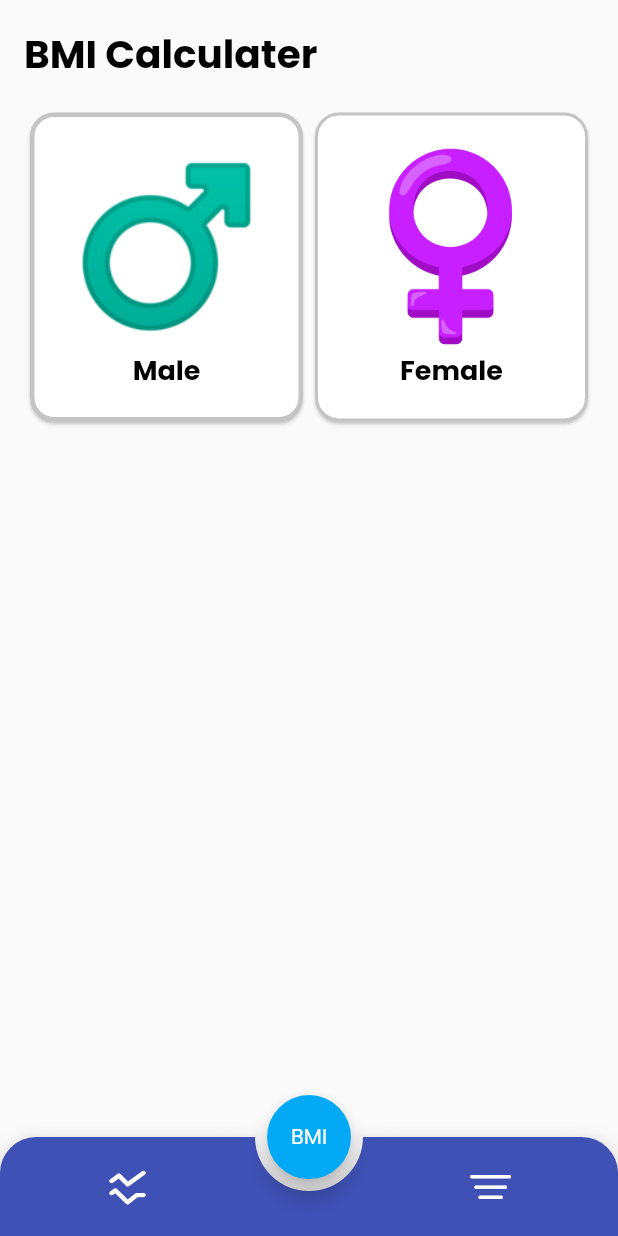
After one commit to mohammad-pourbafrani/bmi_application, a Flutter app: the MainScreen screen opened directly, on a phone screen of 412 x 824 dp. The commit adds this screen. Run offline on Flutter 3.47's test engine with Material 2 defaults, Android fonts, the phone set to English and light mode, and no system bars; drawn by our look-alikes of animated_bottom_navigation_bar; our stand-ins replace animate_do, get, google_fonts, smooth_page_indicator.

Commit message:
add main screen and home screen

```diff
--- a/lib/components.dart
+++ b/lib/components.dart
@@ -4,11 +4,14 @@ import 'package:flutter/widgets.dart';
 import 'package:get/get.dart';
 
 class GetStartButton extends StatelessWidget {
-  GetStartButton({Key? key, required this.size}) : super(key: key);
+  GetStartButton({Key? key, required this.size, required this.onTab})
+      : super(key: key);
   Size size;
+  VoidCallback onTab;
   @override
   Widget build(BuildContext context) {
     return GestureDetector(
+      onTap: onTab,
       child: Container(
         margin: const EdgeInsets.only(top: 60),
         width: size.width / 1.5,
@@ -60,3 +63,25 @@ class SkipButton extends StatelessWidget {
     );
   }
 }
+
+class CustomiesCard extends StatelessWidget {
+  CustomiesCard({Key? key, required this.chaild}) : super(key: key);
+
+  Widget chaild;
+
+  @override
+  Widget build(BuildContext context) {
+    return InkWell(
+      child: Card(
+        shape: RoundedRectangleBorder(
+          borderRadius: BorderRadius.circular(16),
+          side: const BorderSide(
+            color: AppColors.selectCardLightColor,
+            width: 3,
+          ),
+        ),
+        child: chaild,
+      ),
+    );
+  }
+}
--- /dev/null
+++ b/lib/controllers/main_controller.dart
@@ -0,0 +1,29 @@
+import 'package:flutter/material.dart';
+import 'package:flutter/widgets.dart';
+import 'package:get/get.dart';
+
+class MainController extends GetxController {
+  //variables
+
+  var size = Get.size;
+  var bottomNavIndex = 2.obs;
+
+  var floatingActionButtonLocation = FloatingActionButtonLocation.centerDocked;
+
+  //lists
+
+  //other controller
+
+  //function
+  void changeLocationFloatAction(int val) {
+    floatingActionButtonLocation = val != 2
+        ? FloatingActionButtonLocation.miniEndFloat
+        : FloatingActionButtonLocation.centerDocked;
+    update();
+  }
+
+  @override
+  void onInit() {
+    super.onInit();
+  }
+}
--- a/lib/utils/appcolors.dart
+++ b/lib/utils/appcolors.dart
@@ -1,8 +1,13 @@
 import 'package:flutter/material.dart';
 
 class AppColors {
-  static const primeryLightColor = Colors.grey;
+  static const primeryLightColor = Color.fromARGB(255, 63, 81, 181);
+  static const floatActionLightColor = Color.fromARGB(255, 3, 169, 244);
+  static const activeIconNavBarLightColor = Colors.white;
+  static const inActiveIconNavBarLightColor = Colors.black;
   static const dotLightColor = Colors.grey;
+  static const selectCardLightColor = Color.fromARGB(155, 158, 158, 158);
+  static const textLightColor = Color.fromARGB(255, 0, 0, 0);
   static const textTitleLightColor = Color.fromARGB(255, 13, 0, 201);
   static const textSubTitleLightColor = Colors.grey;
   static const dotActiveLightColor = Color.fromARGB(255, 67, 154, 253);
--- a/lib/utils/lanqueages.dart
+++ b/lib/utils/lanqueages.dart
@@ -15,6 +15,10 @@ class Languages extends Translations {
               'By using this application, you will find out what the range of BMI is and useful information will be provided to you.',
           'getstart': 'Get Started Now',
           'skip': 'Skip',
+          'bmi': 'BMI',
+          'textHeaderHomescreen': 'BMI Calculater',
+          'male': 'Male',
+          'fmale': 'Female',
         },
         'fa_IR': {
           'title1': 'BMI چیست؟',
@@ -28,6 +32,10 @@ class Languages extends Translations {
               'با استفاده از این اپلیکیشن متوجه می‌شوید BMI بدست آمده در محدوده چه وزنی است و اطلاعات مفیدی در اختیار شما قرار می گیرد',
           'getstart': 'حالا شروع کنید',
           'skip': 'رد شدن',
+          'bmi': 'انجام',
+          'textHeaderHomescreen': 'محاسبه گر BMI',
+          'male': 'مرد',
+          'fmale': 'زن',
         }
       };
 }
--- a/lib/utils/theme.dart
+++ b/lib/utils/theme.dart
@@ -14,6 +14,16 @@ class Themes {
       fontFamily: fontname,
       fontSize: 14,
       fontWeight: FontWeight.normal,
+    ),
+    headline3: TextStyle(
+      fontFamily: fontname,
+      fontSize: 18,
+      fontWeight: FontWeight.bold,
+    ),
+    headline4: TextStyle(
+      fontFamily: fontname,
+      fontSize: 26,
+      fontWeight: FontWeight.bold,
     ),
   ));
   static final darkTheme = ThemeData(
--- /dev/null
+++ b/lib/views/homescreen.dart
@@ -0,0 +1,87 @@
+import 'package:bmi_application/components.dart';
+import 'package:bmi_application/controllers/main_controller.dart';
+import 'package:bmi_application/utils/appcolors.dart';
+import 'package:flutter/material.dart';
+import 'package:get/get.dart';
+
+class HomeScreen extends StatelessWidget {
+  HomeScreen({Key? key}) : super(key: key);
+
+  MainController mainController = Get.put(MainController());
+
+  @override
+  Widget build(BuildContext context) {
+    return SafeArea(
+      child: Scaffold(
+        body: Padding(
+          padding: const EdgeInsets.only(right: 16, left: 16, top: 16),
+          child: Column(
+            crossAxisAlignment: CrossAxisAlignment.start,
+            children: [
+              //header
+              Text(
+                'textHeaderHomescreen'.tr,
+                style: Get.textTheme.headline4!.apply(
+                  color: AppColors.textLightColor,
+                ),
+              ),
+              const SizedBox(height: 16),
+              Row(
+                children: [
+                  Expanded(
+                      child: CustomiesCard(
+                    chaild: SizedBox(
+                      height: mainController.size.height / 4,
+                      child: Column(
+                        mainAxisAlignment: MainAxisAlignment.center,
+                        children: [
+                          Image.asset(
+                            'assets/images/male.png',
+                            height: mainController.size.height / 6,
+                          ),
+                          Text(
+                            'male'.tr,
+                            style: Get.textTheme.headline3!
+                                .apply(color: AppColors.textLightColor),
+                          )
+                        ],
+                      ),
+                    ),
+                  )),
+                  Expanded(
+                    child: Card(
+                      shape: RoundedRectangleBorder(
+                        borderRadius: BorderRadius.circular(16),
+                        side: const BorderSide(
+                          color: AppColors.selectCardLightColor,
+                          width: 2,
+                        ),
+                      ),
+                      child: SizedBox(
+                        height: mainController.size.height / 4,
+                        child: Column(
+                          mainAxisAlignment: MainAxisAlignment.center,
+                          children: [
+                            Image.asset(
+                              'assets/images/fmale.png',
+                              height: mainController.size.height / 6,
+                            ),
+                            Text(
+                              'fmale'.tr,
+                              style: Get.textTheme.headline3!
+                                  .apply(color: AppColors.textLightColor),
+                            )
+                          ],
+                        ),
+                      ),
+                    ),
+                  ),
+                ],
+              )
+            ],
+          ),
+        ),
+      ),
+    );
+  }
+}
--- /dev/null
+++ b/lib/views/main_screen.dart
@@ -0,0 +1,68 @@
+import 'package:animated_bottom_navigation_bar/animated_bottom_navigation_bar.dart';
+import 'package:bmi_application/controllers/main_controller.dart';
+import 'package:bmi_application/utils/appcolors.dart';
+import 'package:bmi_application/views/homescreen.dart';
+import 'package:flutter/cupertino.dart';
+import 'package:flutter/material.dart';
+import 'package:flutter/widgets.dart';
+import 'package:get/get.dart';
+
+class MainScreen extends StatelessWidget {
+  MainScreen({Key? key}) : super(key: key);
+  // MainController mainController = Get.put(MainController());
+
+  @override
+  Widget build(BuildContext context) {
+    return SafeArea(
+      child: GetBuilder(
+        init: MainController(),
+        builder: (MainController mainController) {
+          return Scaffold(
+            body: Stack(
+              children: [
+                SizedBox(
+                  width: mainController.size.width,
+                  height: mainController.size.height,
+                  child: IndexedStack(
+                    children: [HomeScreen()],
+                  ),
+                ),
+              ],
+            ),
+            floatingActionButton: FloatingActionButton(
+              backgroundColor: AppColors.floatActionLightColor,
+              child: Text(
+                'bmi'.tr,
+                style: Get.textTheme.headline2!.apply(color: Colors.white),
+              ),
+              onPressed: () {
+                mainController.changeLocationFloatAction(2);
+              },
+            ),
+            floatingActionButtonLocation:
+                mainController.floatingActionButtonLocation,
+            bottomNavigationBar: AnimatedBottomNavigationBar(
+                backgroundColor: AppColors.primeryLightColor,
+                icons: const [
+                  Icons.ssid_chart_rounded,
+                  CupertinoIcons.line_horizontal_3_decrease,
+                ],
+                gapLocation: GapLocation.center,
+                activeColor: AppColors.activeIconNavBarLightColor,
+                inactiveColor: AppColors.activeIconNavBarLightColor,
+                iconSize: 32,
+                height: mainController.size.height / 12.5,
+                notchSmoothness: NotchSmoothness.softEdge,
+                leftCornerRadius: 24,
+                rightCornerRadius: 24,
+                activeIndex: mainController.bottomNavIndex.value,
+                onTap: (index) {
+                  mainController.bottomNavIndex.value = index;
+                  mainController.changeLocationFloatAction(index);
+                }),
+          );
+        },
+      ),
+    );
+  }
+}
--- a/lib/views/summeryscreen.dart
+++ b/lib/views/summeryscreen.dart
@@ -3,6 +3,7 @@ import 'package:bmi_application/components.dart';
 import 'package:bmi_application/controllers/summery_controller.dart';
 import 'package:bmi_application/utils/appcolors.dart';
 import 'package:bmi_application/utils/theme.dart';
+import 'package:bmi_application/views/main_screen.dart';
 import 'package:flutter/material.dart';
 import 'package:get/get.dart';
 import 'package:smooth_page_indicator/smooth_page_indicator.dart';
@@ -105,7 +106,14 @@ class SummeryScreen extends StatelessWidget {
                     ),
                     Obx((() {
                       return summeryController.curentIndex.value == 2
-                          ? GetStartButton(size: summeryController.size)
+                          ? GetStartButton(
+                              size: summeryController.size,
+                              onTab: () {
+                                Get.off(
+                                  MainScreen(),
+                                );
+                              },
+                            )
                           : SkipButton(
                               size: summeryController.size,
                               onTab: () {
--- a/pubspec.yaml
+++ b/pubspec.yaml
@@ -37,6 +37,7 @@ dependencies:
   animate_do: ^2.1.0
   smooth_page_indicator: ^1.0.0+2
   google_fonts: ^3.0.1
+  animated_bottom_navigation_bar: ^1.0.1
 
 dev_dependencies:
   flutter_test:
```
Also changed, not shown: assets/icons/chart.png (added), assets/images/fmale.png (added), assets/images/male.png (added), pubspec.lock.
